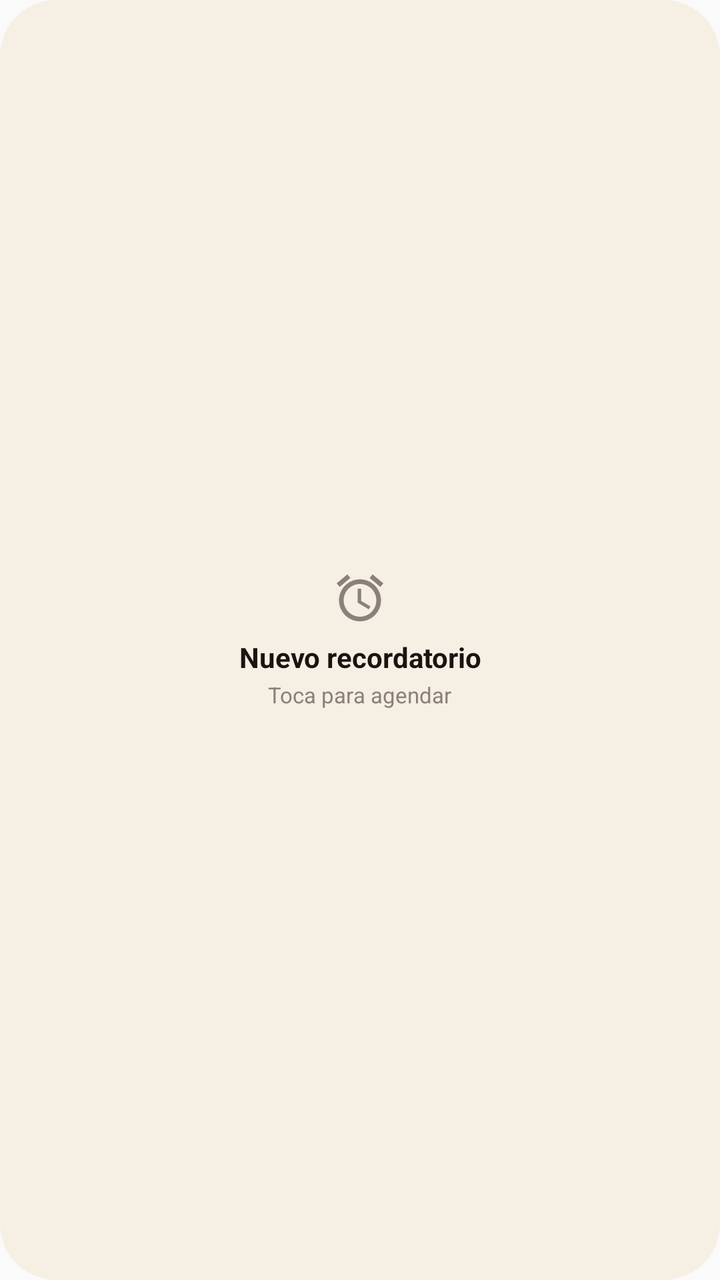
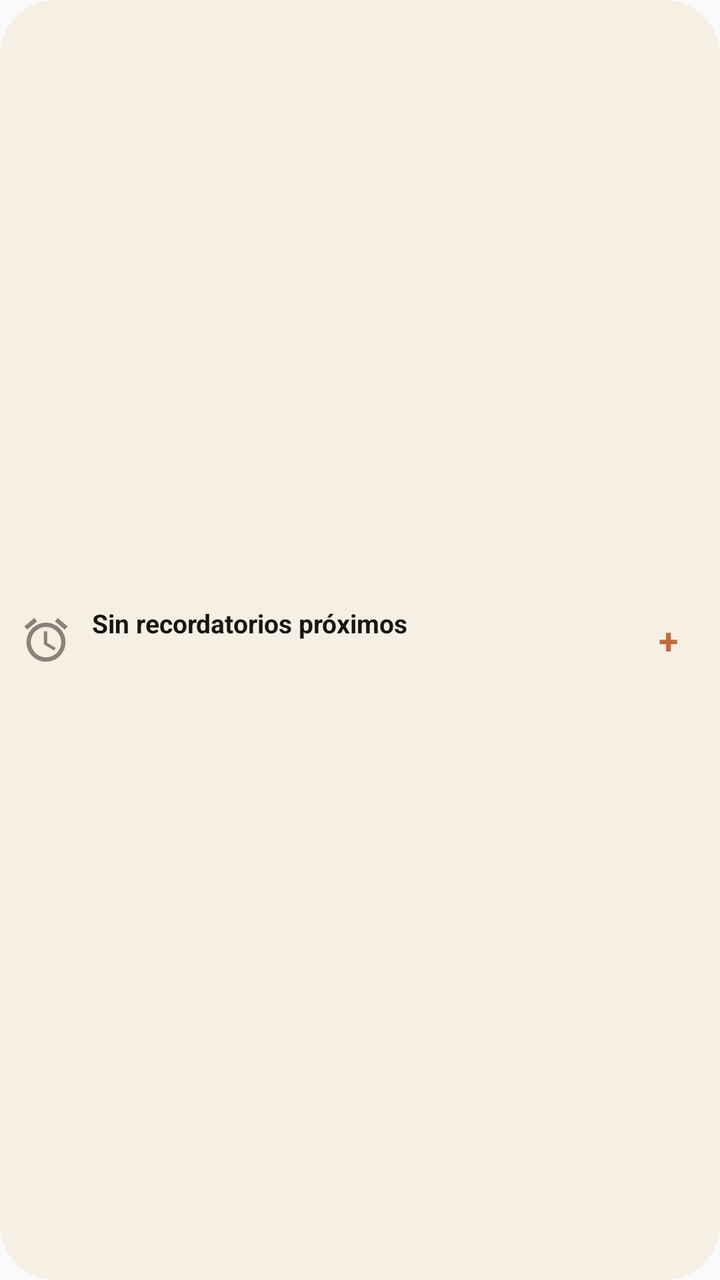

Compare the two renders of this Android layout. The source of the first and the diff that turns it into the second are given below.
<!-- AndroidManifest.xml: application theme Theme.Daytesk -->
<!-- res/layout/widget_recordatorio.xml -->
<?xml version="1.0" encoding="utf-8"?>
<LinearLayout xmlns:android="http://schemas.android.com/apk/res/android"
    android:id="@+id/recordatorio_widget_root"
    android:layout_width="match_parent"
    android:layout_height="match_parent"
    android:background="@drawable/widget_background"
    android:gravity="center"
    android:orientation="vertical"
    android:padding="12dp">

    <ImageView
        android:layout_width="28dp"
        android:layout_height="28dp"
        android:contentDescription="@null"
        android:src="@drawable/ic_widget_alarm" />

    <TextView
        android:id="@+id/recordatorio_widget_title"
        android:layout_width="wrap_content"
        android:layout_height="wrap_content"
        android:layout_marginTop="6dp"
        android:ellipsize="end"
        android:gravity="center"
        android:maxLines="1"
        android:text="@string/widget_recordatorio_title"
        android:textColor="#1A1410"
        android:textSize="14sp"
        android:textStyle="bold" />

    <TextView
        android:id="@+id/recordatorio_widget_hint"
        android:layout_width="wrap_content"
        android:layout_height="wrap_content"
        android:layout_marginTop="2dp"
        android:ellipsize="end"
        android:gravity="center"
        android:maxLines="1"
        android:text="@string/widget_recordatorio_hint"
        android:textColor="#8A8178"
        android:textSize="11sp" />
</LinearLayout>
<!-- resources referenced by this layout -->
<resources>
  <!-- drawable ic_widget_alarm (drawable) -->
  <?xml version="1.0" encoding="utf-8"?>
  <vector xmlns:android="http://schemas.android.com/apk/res/android"
      android:width="24dp"
      android:height="24dp"
      android:viewportWidth="24"
      android:viewportHeight="24">
      <path
          android:fillColor="#8A8178"
          android:pathData="M22,5.72l-4.6,-3.86 -1.29,1.53 4.6,3.86L22,5.72zM7.88,3.39L6.6,1.86 2,5.71l1.29,1.53 4.59,-3.85zM12.5,8H11v6l4.75,2.85 0.75,-1.23 -4,-2.37V8zM12,4c-4.97,0 -9,4.03 -9,9s4.02,9 9,9c4.97,0 9,-4.03 9,-9s-4.03,-9 -9,-9zM12,20c-3.87,0 -7,-3.13 -7,-7s3.13,-7 7,-7 7,3.13 7,7 -3.13,7 -7,7z" />
  </vector>
  <!-- drawable widget_background (drawable) -->
  <?xml version="1.0" encoding="utf-8"?>
  <shape xmlns:android="http://schemas.android.com/apk/res/android"
      android:shape="rectangle">
      <solid android:color="#F6EFE4" />
      <corners android:radius="28dp" />
  </shape>
  <string name="widget_recordatorio_hint">Toca para agendar</string>
  <string name="widget_recordatorio_title">Nuevo recordatorio</string>
  <style name="Theme.Daytesk" parent="android:Theme.Material.Light.NoActionBar" />
</resources>

<!-- the commit's change to res/layout/widget_recordatorio.xml (unified diff, before → after) -->
@@ -4,38 +4,53 @@
     android:layout_width="match_parent"
     android:layout_height="match_parent"
     android:background="@drawable/widget_background"
-    android:gravity="center"
-    android:orientation="vertical"
-    android:padding="12dp">
+    android:gravity="center_vertical"
+    android:orientation="horizontal"
+    android:padding="10dp">
 
     <ImageView
-        android:layout_width="28dp"
-        android:layout_height="28dp"
+        android:layout_width="26dp"
+        android:layout_height="26dp"
         android:contentDescription="@null"
         android:src="@drawable/ic_widget_alarm" />
 
-    <TextView
-        android:id="@+id/recordatorio_widget_title"
-        android:layout_width="wrap_content"
+    <LinearLayout
+        android:layout_width="0dp"
         android:layout_height="wrap_content"
-        android:layout_marginTop="6dp"
-        android:ellipsize="end"
-        android:gravity="center"
-        android:maxLines="1"
-        android:text="@string/widget_recordatorio_title"
-        android:textColor="#1A1410"
-        android:textSize="14sp"
-        android:textStyle="bold" />
+        android:layout_marginStart="10dp"
+        android:layout_weight="1"
+        android:orientation="vertical">
+
+        <TextView
+            android:id="@+id/recordatorio_widget_title"
+            android:layout_width="match_parent"
+            android:layout_height="wrap_content"
+            android:ellipsize="end"
+            android:maxLines="1"
+            android:text="@string/widget_recordatorio_empty"
+            android:textColor="#1A1410"
+            android:textSize="13sp"
+            android:textStyle="bold" />
+
+        <TextView
+            android:id="@+id/recordatorio_widget_when"
+            android:layout_width="match_parent"
+            android:layout_height="wrap_content"
+            android:layout_marginTop="2dp"
+            android:ellipsize="end"
+            android:maxLines="1"
+            android:textColor="#8A8178"
+            android:textSize="11sp" />
+    </LinearLayout>
 
     <TextView
-        android:id="@+id/recordatorio_widget_hint"
-        android:layout_width="wrap_content"
-        android:layout_height="wrap_content"
-        android:layout_marginTop="2dp"
-        android:ellipsize="end"
+        android:id="@+id/recordatorio_widget_add"
+        android:layout_width="32dp"
+        android:layout_height="32dp"
+        android:layout_marginStart="8dp"
         android:gravity="center"
-        android:maxLines="1"
-        android:text="@string/widget_recordatorio_hint"
-        android:textColor="#8A8178"
-        android:textSize="11sp" />
+        android:text="+"
+        android:textColor="#C46A3A"
+        android:textSize="18sp"
+        android:textStyle="bold" />
 </LinearLayout>
<!-- resource entries referenced after the edit -->
@@ -18,8 +18,7 @@
       <solid android:color="#F6EFE4" />
       <corners android:radius="28dp" />
   </shape>
-  <string name="widget_recordatorio_hint">Toca para agendar</string>
-  <string name="widget_recordatorio_title">Nuevo recordatorio</string>
+  <string name="widget_recordatorio_empty">Sin recordatorios próximos</string>
   <style name="Theme.Daytesk" parent="android:Theme.Material.Light.NoActionBar" />
 </resources>
 
